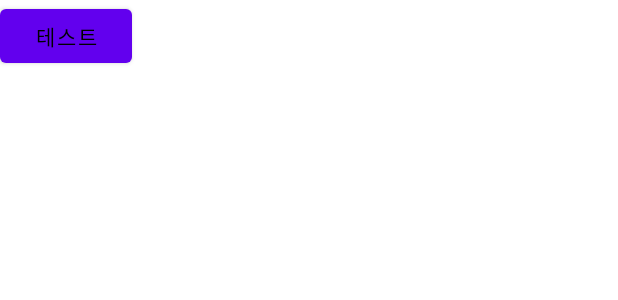
After one commit to jun-uni/OpenSource_SW, an Android app: the layout soccer_ranking.xml on its own in the app's theme, with its tools: preview values and no code run, on a phone screen of 412 x 824 dp. The commit adds this screen. Shown: the top 300 px of the screen. Run offline under Robolectric (Android 15) with nearby library versions, the phone set to English and light mode, and no system bars.

Commit message:
soccerRanking class, soccer_ranking.xml

```diff
--- a/swProject/app/src/main/res/layout/soccer.xml
+++ b/swProject/app/src/main/res/layout/soccer.xml
@@ -24,7 +24,7 @@
         android:layout_marginStart="50dp"
         android:layout_marginTop="360dp"
         android:background="#00ff0000"
-        android:text="기록 순위"
+        android:text="기록/순위"
         android:textColor="#ffffff"
         android:textSize="20dp" />
 
--- /dev/null
+++ b/swProject/app/src/main/res/layout/soccer_ranking.xml
@@ -0,0 +1,12 @@
+<?xml version="1.0" encoding="utf-8"?>
+<RelativeLayout xmlns:android="http://schemas.android.com/apk/res/android"
+    android:layout_width="match_parent"
+    android:layout_height="match_parent">
+
+    <Button
+        android:layout_width="wrap_content"
+        android:layout_height="wrap_content"
+        android:text="테스트"
+        android:textColor="#000000"/>
+
+</RelativeLayout>
```
Also changed, not shown: swProject/app/src/main/java/com/example/swproject/soccerActivity.java (+9 -0 lines), swProject/app/src/main/java/com/example/swproject/soccerRanking.java (added, +15 -0 lines).
